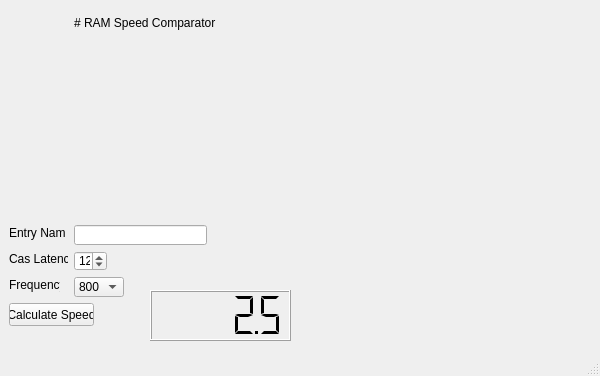
This is mainwindow.ui in Penultimate-Panacea/RAM-Comparison as Qt 5 draws it before an edit. The edited form follows.
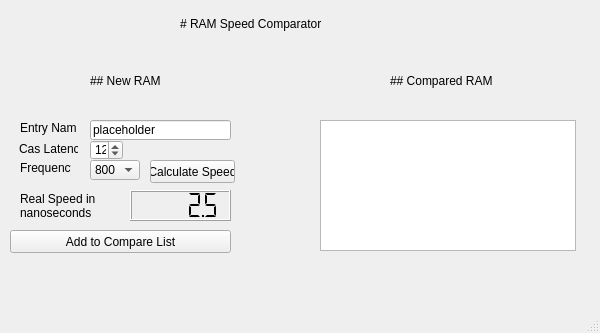
This is the edited form.

Patch:
```diff
--- a/mainwindow.ui
+++ b/mainwindow.ui
@@ -7,7 +7,7 @@
     <x>0</x>
     <y>0</y>
     <width>600</width>
-    <height>376</height>
+    <height>333</height>
    </rect>
   </property>
   <property name="windowTitle">
@@ -20,8 +20,8 @@
    <widget class="QLabel" name="casLabel">
     <property name="geometry">
      <rect>
-      <x>9</x>
-      <y>251</y>
+      <x>19</x>
+      <y>141</y>
       <width>59</width>
       <height>16</height>
      </rect>
@@ -33,8 +33,8 @@
    <widget class="QSpinBox" name="casSpinBox">
     <property name="geometry">
      <rect>
-      <x>74</x>
-      <y>251</y>
+      <x>90</x>
+      <y>140</y>
       <width>33</width>
       <height>20</height>
      </rect>
@@ -49,18 +49,21 @@
    <widget class="QLineEdit" name="nameEntry">
     <property name="geometry">
      <rect>
-      <x>74</x>
-      <y>225</y>
-      <width>133</width>
+      <x>90</x>
+      <y>120</y>
+      <width>141</width>
       <height>20</height>
      </rect>
     </property>
+    <property name="text">
+     <string>placeholder</string>
+    </property>
    </widget>
    <widget class="QLabel" name="nameLabel">
     <property name="geometry">
      <rect>
-      <x>9</x>
-      <y>225</y>
+      <x>20</x>
+      <y>120</y>
       <width>56</width>
       <height>16</height>
      </rect>
@@ -72,8 +75,8 @@
    <widget class="QComboBox" name="freqComboBox">
     <property name="geometry">
      <rect>
-      <x>74</x>
-      <y>277</y>
+      <x>90</x>
+      <y>160</y>
       <width>50</width>
       <height>20</height>
      </rect>
@@ -137,8 +140,8 @@
    <widget class="QLabel" name="freqLabel">
     <property name="geometry">
      <rect>
-      <x>9</x>
-      <y>277</y>
+      <x>20</x>
+      <y>160</y>
       <width>51</width>
       <height>16</height>
      </rect>
@@ -150,8 +153,8 @@
    <widget class="QPushButton" name="calculateButton">
     <property name="geometry">
      <rect>
-      <x>9</x>
-      <y>303</y>
+      <x>150</x>
+      <y>160</y>
       <width>85</width>
       <height>23</height>
      </rect>
@@ -163,8 +166,8 @@
    <widget class="QLabel" name="label">
     <property name="geometry">
      <rect>
-      <x>74</x>
-      <y>9</y>
+      <x>180</x>
+      <y>10</y>
       <width>264</width>
       <height>27</height>
      </rect>
@@ -188,10 +191,10 @@
    <widget class="QLCDNumber" name="speedLcdNumber">
     <property name="geometry">
      <rect>
-      <x>150</x>
-      <y>290</y>
-      <width>141</width>
-      <height>51</height>
+      <x>130</x>
+      <y>190</y>
+      <width>101</width>
+      <height>31</height>
      </rect>
     </property>
     <property name="smallDecimalPoint">
@@ -204,6 +207,77 @@
      <double>2.500000000000000</double>
     </property>
    </widget>
+   <widget class="QPushButton" name="addButton">
+    <property name="geometry">
+     <rect>
+      <x>10</x>
+      <y>230</y>
+      <width>221</width>
+      <height>23</height>
+     </rect>
+    </property>
+    <property name="text">
+     <string>Add to Compare List</string>
+    </property>
+   </widget>
+   <widget class="QLabel" name="speedLabel">
+    <property name="geometry">
+     <rect>
+      <x>20</x>
+      <y>190</y>
+      <width>111</width>
+      <height>31</height>
+     </rect>
+    </property>
+    <property name="text">
+     <string>Real Speed in nanoseconds</string>
+    </property>
+    <property name="wordWrap">
+     <bool>true</bool>
+    </property>
+   </widget>
+   <widget class="QColumnView" name="comparedColumnView">
+    <property name="geometry">
+     <rect>
+      <x>320</x>
+      <y>120</y>
+      <width>256</width>
+      <height>131</height>
+     </rect>
+    </property>
+   </widget>
+   <widget class="QLabel" name="newLabel">
+    <property name="geometry">
+     <rect>
+      <x>90</x>
+      <y>70</y>
+      <width>81</width>
+      <height>21</height>
+     </rect>
+    </property>
+    <property name="text">
+     <string>## New RAM</string>
+    </property>
+    <property name="textFormat">
+     <enum>Qt::MarkdownText</enum>
+    </property>
+   </widget>
+   <widget class="QLabel" name="comparedLabel">
+    <property name="geometry">
+     <rect>
+      <x>390</x>
+      <y>70</y>
+      <width>131</width>
+      <height>21</height>
+     </rect>
+    </property>
+    <property name="text">
+     <string>## Compared RAM</string>
+    </property>
+    <property name="textFormat">
+     <enum>Qt::MarkdownText</enum>
+    </property>
+   </widget>
   </widget>
   <widget class="QMenuBar" name="menubar">
    <property name="geometry">
```
Left out of the diff: 2 changed lines with no effect on the pictures.
